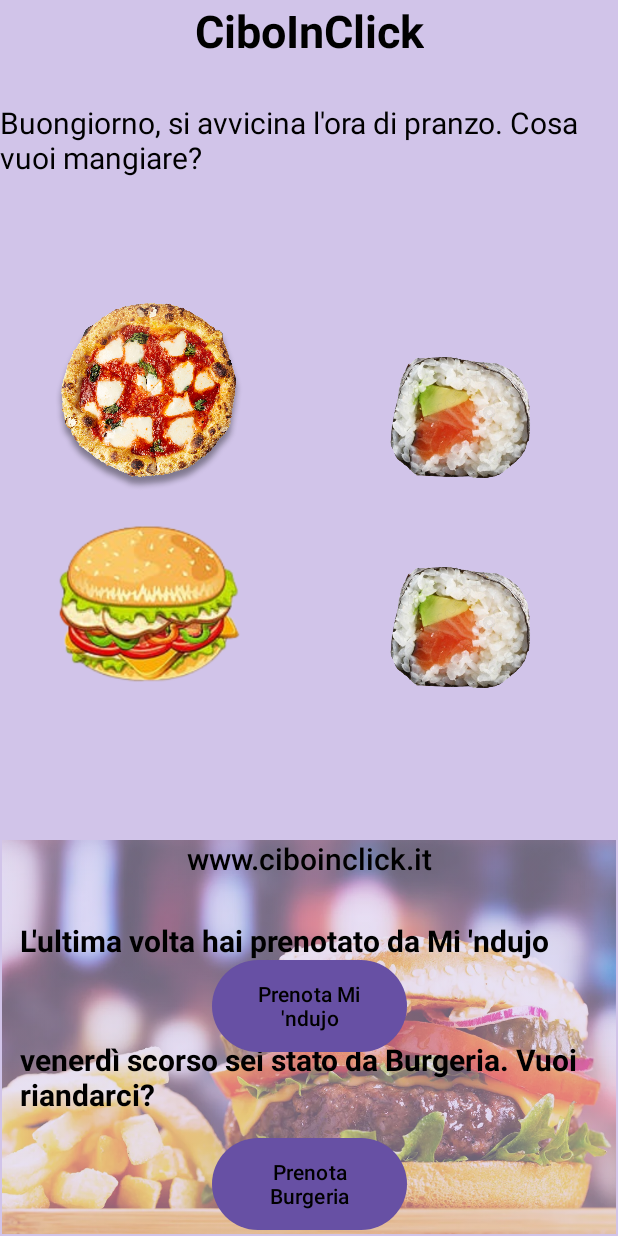
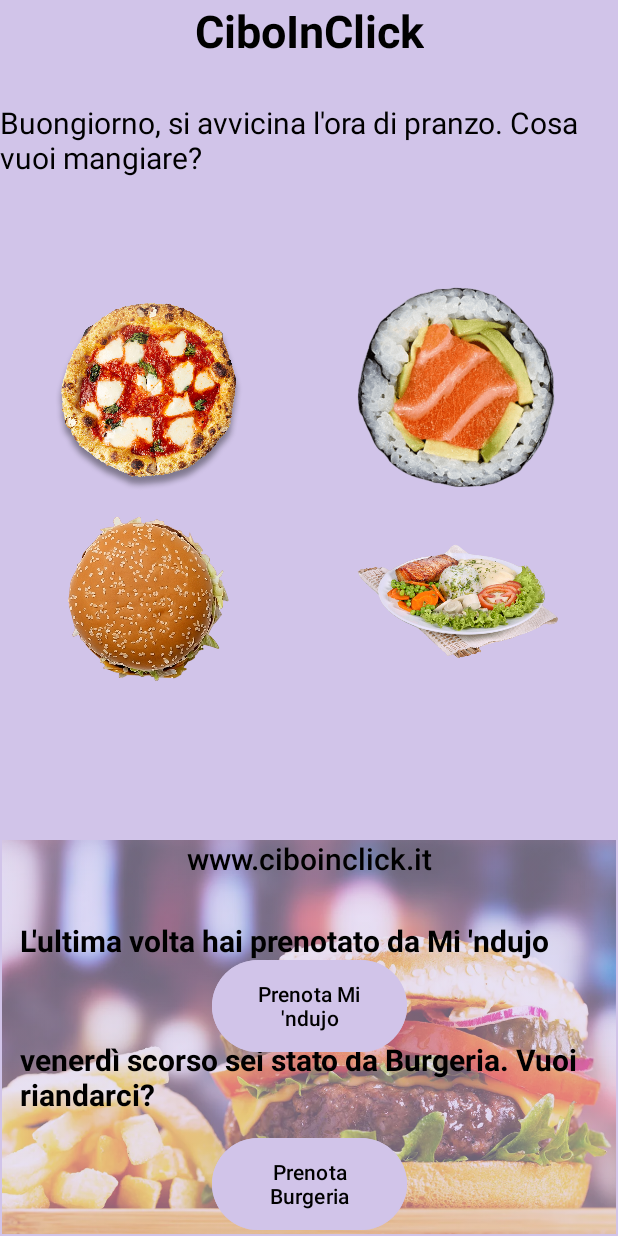
Before and after one commit to PhilaMaster/CiboInClick, an Android app: the screen it shows after launch (MainActivity), on a phone screen of 412 x 824 dp. Run offline under Robolectric (Android 15) with nearby library versions, the phone set to English and light mode, and no system bars.

Commit message:
Ulteriore sistemazione grafica

```diff
--- a/app/src/main/java/com/example/myapplication/MainActivity.kt
+++ b/app/src/main/java/com/example/myapplication/MainActivity.kt
@@ -36,6 +36,13 @@ class MainActivity : AppCompatActivity() {
             intent.putExtra("Chiave", "sushi")
             startActivity(intent)
         }
+        val mappa4 = findViewById<ImageButton>(R.id.imageButton4)
+        mappa3.setOnClickListener {
+            val intent = Intent(this, Mappa::class.java)
+            intent.putExtra("Chiave", "sushi")
+            startActivity(intent)
+        }
+
 
         this.gestioneOrario()
         this.gestioneVisibilitàBottoneUlt()
@@ -133,19 +140,30 @@ class MainActivity : AppCompatActivity() {
             val giornoAttuale = giornoCorrente()
             val selectionArgs = arrayOf(giornoAttuale)
                val cursor = db.rawQuery(
-                "SELECT r.nome " +
-                        "FROM Ristorante r " +
-                        "WHERE r.ultimoGiorno = ?;", selectionArgs)
+                "SELECT r.nome, r._id, m.tipo " +
+                        "FROM Ristorante r, Menu m " +
+                        "WHERE r._id = m.ristorante AND r.ultimoGiorno = ?;", selectionArgs)
 
                 if (cursor.moveToNext()) {
                     val IndexRist = cursor.getColumnIndex("nome")
                     val nome = cursor.getString(IndexRist)
+
+                    val IndexId = cursor.getColumnIndex("_id")
+                    val id = cursor.getString(IndexId)
+                    val IndexTipo = cursor.getColumnIndex("tipo")
+                    val tipo = cursor.getString(IndexTipo)
 
                     button2.visibility = View.VISIBLE
                     text2.visibility = View.VISIBLE
                     button2.text = "Prenota $nome"
                     text2.text = "$giornoAttuale scorso sei stato da $nome. Vuoi riandarci?"
 
+                    button2.setOnClickListener {
+                        val intent = Intent(this, Ristorante::class.java)
+                        intent.putExtra("ChiaveId", id)
+                        intent.putExtra("ChiaveTipo", tipo)
+                        startActivity(intent)
+                    }
                 }
 
         }
--- a/app/src/main/res/layout/activity_main.xml
+++ b/app/src/main/res/layout/activity_main.xml
@@ -41,7 +41,7 @@
                 android:layout_height="140dp"
                 android:layout_gravity="center"
                 android:scaleType="fitCenter"
-                app:srcCompat="@drawable/pan"
+                app:srcCompat="@drawable/hamburger_top"
                 tools:ignore="SpeakableTextPresentCheck" />
         </LinearLayout>
 
@@ -57,7 +57,7 @@
                 android:layout_height="140dp"
                 android:layout_gravity="center"
                 android:scaleType="fitCenter"
-                app:srcCompat="@drawable/sussh"
+                app:srcCompat="@drawable/sushi"
                 tools:ignore="SpeakableTextPresentCheck" />
 
             <ImageButton
@@ -67,7 +67,7 @@
                 android:layout_height="140dp"
                 android:layout_gravity="center"
                 android:scaleType="fitCenter"
-                app:srcCompat="@drawable/sussh"
+                app:srcCompat="@drawable/all_foods"
                 tools:ignore="SpeakableTextPresentCheck" />
         </LinearLayout>
     </LinearLayout>
@@ -174,6 +174,7 @@
             android:layout_height="69dp"
             android:width="60dp"
             android:height="70dp"
+            android:backgroundTint="#D1C4E9"
             android:text="Button"
             android:textColor="@color/black"
             app:layout_constraintBottom_toTopOf="@+id/textUltimoGiorno"
@@ -187,6 +188,7 @@
             android:layout_height="69dp"
             android:width="60dp"
             android:height="70dp"
+            android:backgroundTint="#D1C4E9"
             android:text="Button"
             android:textColor="@color/black"
             app:layout_constraintBottom_toBottomOf="parent"
```
Also changed, not shown: app/src/main/java/com/example/myapplication/Mappa.kt (+26 -17 lines).
